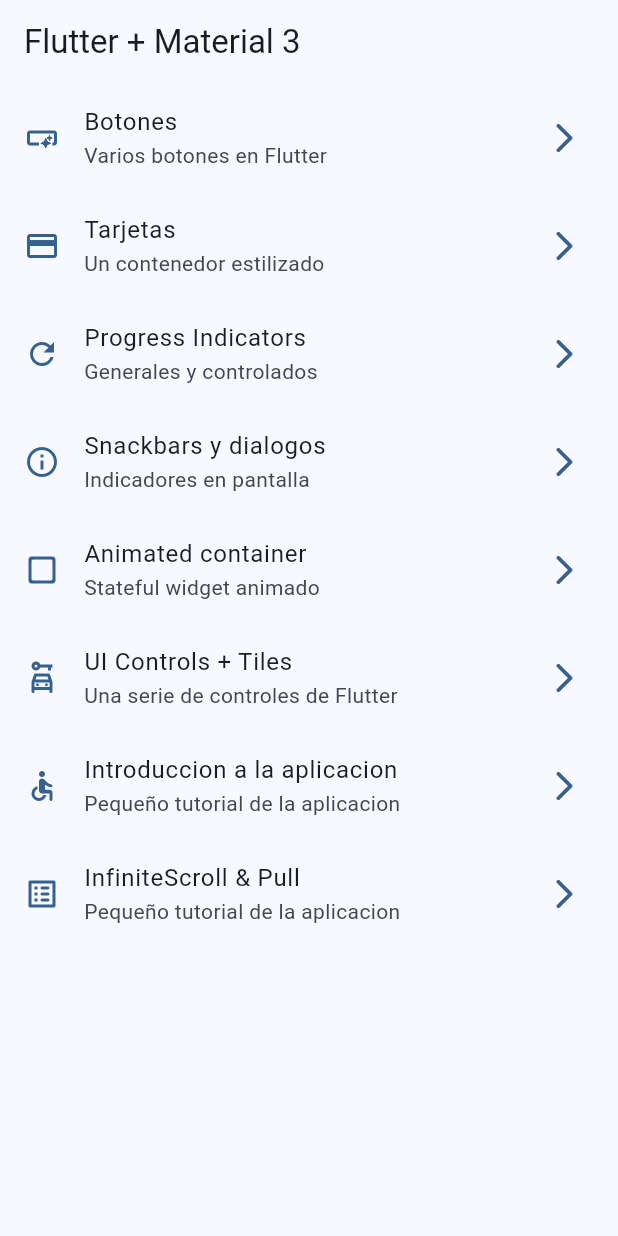
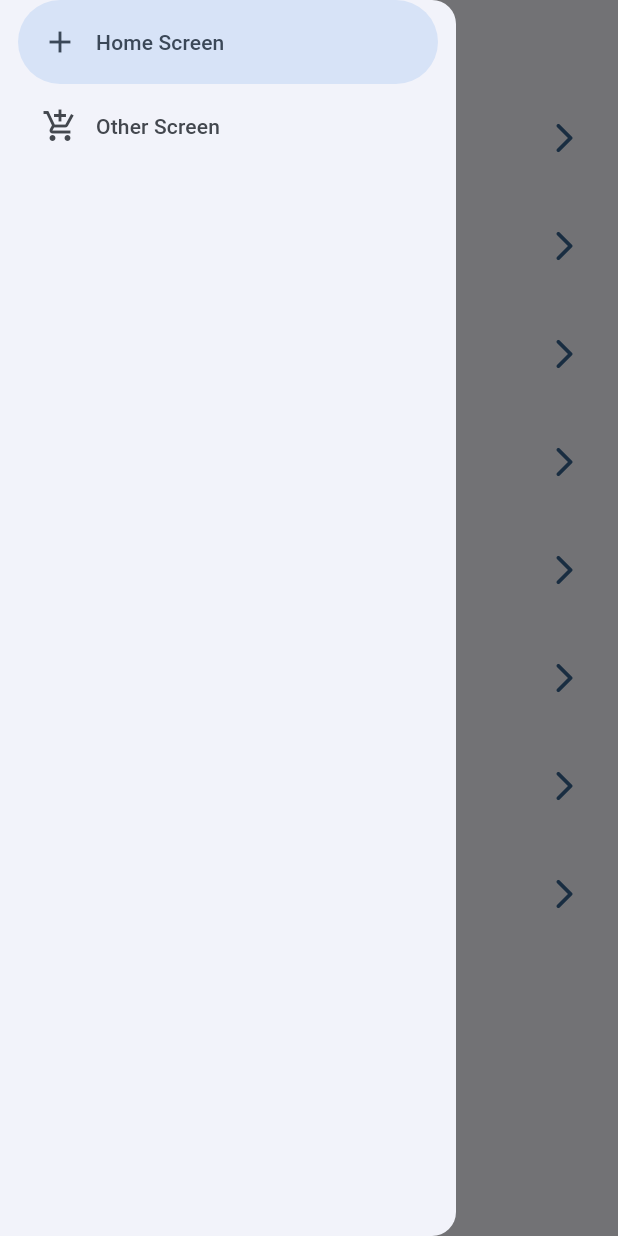
Before and after one commit to santiagomillan/widgets_app, a Flutter app: the screen it shows after launch, with the side drawer open (before the commit the screen has no drawer), on a phone screen of 412 x 824 dp. Run offline on Flutter 3.47's test engine with Material 3 defaults, Android fonts, the phone set to English and light mode, and no system bars; our stand-ins replace animate_do, go_router.

```diff
--- a/lib/presentation/screens/home/home_screen.dart
+++ b/lib/presentation/screens/home/home_screen.dart
@@ -1,6 +1,7 @@
 import 'package:flutter/material.dart';
 import 'package:go_router/go_router.dart';
 import 'package:widgets_app/config/menu/menu_items.dart';
+import 'package:widgets_app/presentation/widgets/side_menu.dart';
 
 class HomeScreen extends StatelessWidget {
   static const String name = 'home_screen';
@@ -10,11 +11,11 @@ class HomeScreen extends StatelessWidget {
   @override
   Widget build(BuildContext context) {
     return Scaffold(
-      appBar: AppBar(
-        title: const Text('Flutter + Material 3'),
-      ),
-      body: const _HomeView(),
-    );
+        appBar: AppBar(
+          title: const Text('Flutter + Material 3'),
+        ),
+        body: const _HomeView(),
+        drawer: SideMenu());
   }
 }
 
--- /dev/null
+++ b/lib/presentation/widgets/side_menu.dart
@@ -0,0 +1,29 @@
+import 'package:flutter/material.dart';
+
+class SideMenu extends StatefulWidget {
+  const SideMenu({super.key});
+
+  @override
+  State<SideMenu> createState() => _SideMenuState();
+}
+
+class _SideMenuState extends State<SideMenu> {
+  int navDrowerIndex = 0;
+  @override
+  Widget build(BuildContext context) {
+    return NavigationDrawer(
+        selectedIndex: navDrowerIndex,
+        onDestinationSelected: (value) {
+          setState(() {
+            navDrowerIndex = value;
+          });
+        },
+        children: const [
+          NavigationDrawerDestination(
+              icon: Icon(Icons.add), label: Text('Home Screen')),
+          NavigationDrawerDestination(
+              icon: Icon(Icons.add_shopping_cart_outlined),
+              label: Text('Other Screen'))
+        ]);
+  }
+}
```
